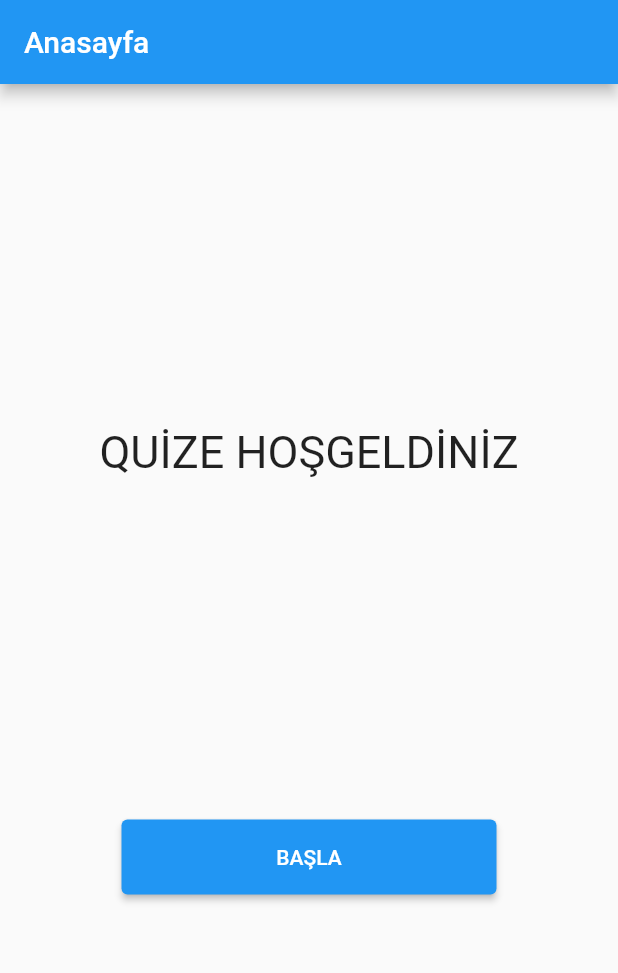
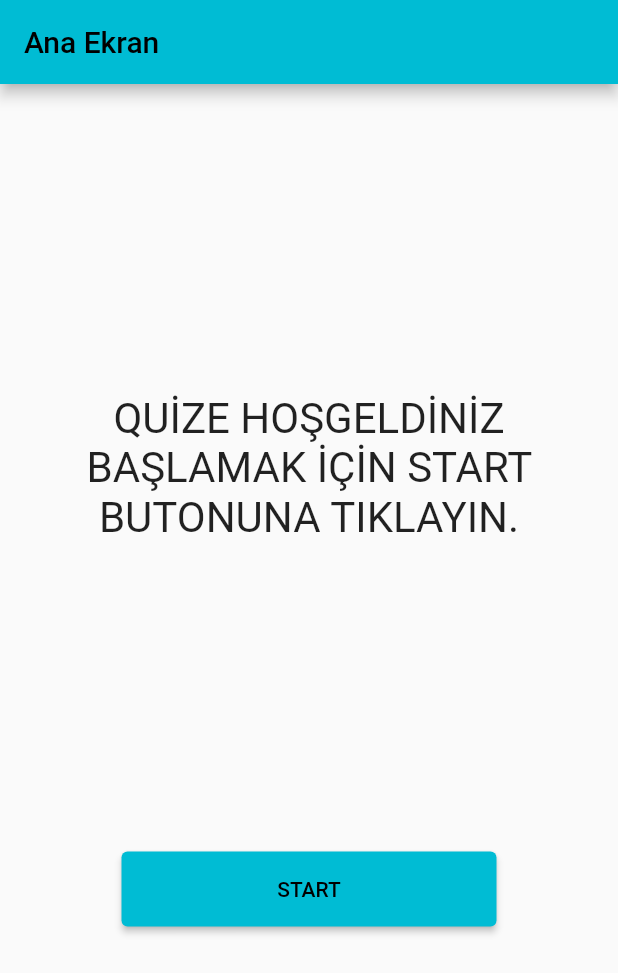
Before and after one commit to Maktas00/Quiz-Mobile-App, a Flutter app: the screen it shows after launch, on a phone screen of 412 x 824 dp. Shown: the top 973 px of the screen. Run offline on Flutter 3.47's test engine with Material 2 defaults, Android fonts, the phone set to English and light mode, and no system bars; our stand-ins replace sqflite; accounts and stored records are empty.

Commit message:
Update main.dart

```diff
--- a/lib/main.dart
+++ b/lib/main.dart
@@ -12,7 +12,7 @@ class MyApp extends StatelessWidget {
       title: 'Flutter Demo',
       debugShowCheckedModeBanner: false,
       theme: ThemeData(
-        primarySwatch: Colors.blue,
+        primarySwatch: Colors.cyan,
         visualDensity: VisualDensity.adaptivePlatformDensity,
       ),
       home: Anasayfa(),
@@ -31,16 +31,16 @@ class _AnasayfaState extends State<Anasayfa> {
   Widget build(BuildContext context) {
     return Scaffold(
       appBar: AppBar(
-        title: Text("Anasayfa"),
+        title: Text("Ana Ekran"),
       ),
       body: Center(
         child: Column(
           mainAxisAlignment: MainAxisAlignment.spaceEvenly,
           children: <Widget>[
-            Text("QUİZE HOŞGELDİNİZ",style: TextStyle(fontSize: 30),),
+            Text("QUİZE HOŞGELDİNİZ BAŞLAMAK İÇİN START BUTONUNA TIKLAYIN.",style: TextStyle(fontSize: 28),textAlign: TextAlign.center,),
             SizedBox(width: 250,height: 50,
               child: ElevatedButton(
-                child: Text("BAŞLA"),
+                child: Text("START"),
                 onPressed: (){
                   Navigator.push(context, MaterialPageRoute(builder: (context) => QuizEkrani()));
                 },
```
